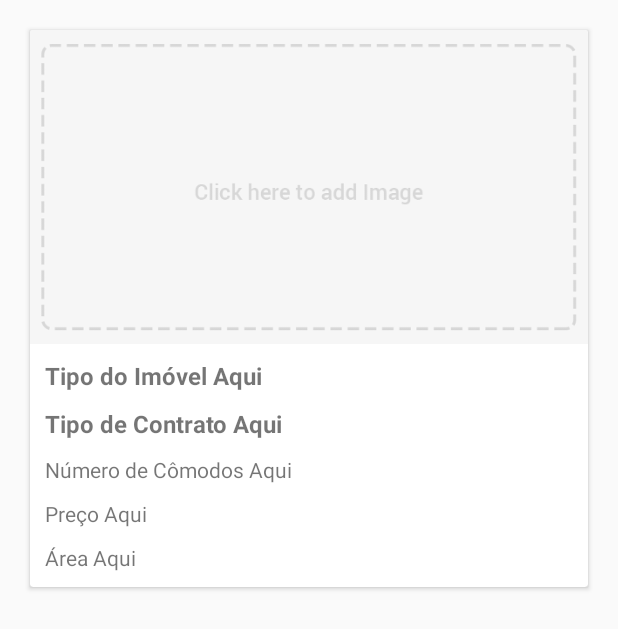
After one commit to lvbfontes/PI5_Imobiliaria, an Android app: the layout dashboard_row.xml on its own in the app's theme, with its tools: preview values and no code run, on a phone screen of 412 x 824 dp. The commit adds this screen. Shown: the top 629 px of the screen. Run offline under Robolectric (Android 15) with nearby library versions, the phone set to English and light mode, and no system bars.

```diff
--- a/app/build.gradle
+++ b/app/build.gradle
@@ -33,6 +33,7 @@ dependencies {
     compile 'com.google.firebase:firebase-database:10.2.6'
     compile 'com.google.firebase:firebase-storage:10.2.6'
     compile 'com.firebaseui:firebase-ui-database:0.4.0'
+    compile 'com.squareup.picasso:picasso:2.5.2'
     testCompile 'junit:junit:4.12'
 }
 
--- a/app/src/main/java/br/com/lvbfontes/piimobiliaria/PostActivity.java
+++ b/app/src/main/java/br/com/lvbfontes/piimobiliaria/PostActivity.java
@@ -78,7 +78,6 @@ public class PostActivity extends AppCompatActivity {
     private void startPosting() {
 
         mProgress.setMessage("Fazendo upload...");
-        mProgress.show();
 
         final String tipoImovel, comodos, valor, area, contrato;
         tipoImovel = mPostTipoImovel.getText().toString().trim();
@@ -88,6 +87,7 @@ public class PostActivity extends AppCompatActivity {
         contrato = s.getSelectedItem().toString().trim();
 
         if(!TextUtils.isEmpty(tipoImovel) && !TextUtils.isEmpty(comodos) && !TextUtils.isEmpty(valor) && !TextUtils.isEmpty(area) && !TextUtils.isEmpty(contrato) && imageUri != null) {
+            mProgress.show();
             StorageReference filepath = mStorage.child("Fotos_Imovel").child(imageUri.getLastPathSegment());
             filepath.putFile(imageUri).addOnSuccessListener(new OnSuccessListener<UploadTask.TaskSnapshot>() {
                 @Override
@@ -99,6 +99,7 @@ public class PostActivity extends AppCompatActivity {
                     newPost.child("Valor").setValue(valor);
                     newPost.child("Contrato").setValue(contrato);
                     newPost.child("Imagem").setValue(downloadUrl.toString());
+                    newPost.child("Area").setValue(area);
                     //newPost.child("UserId").setValue(FirebaseAuth.getCurrentUser());
 
                     mProgress.dismiss();
@@ -106,6 +107,8 @@ public class PostActivity extends AppCompatActivity {
                     startActivity(new Intent(PostActivity.this, DashboardActivity.class));
                 }
             });
+        } else {
+            Toast.makeText(PostActivity.this, R.string.toastPostActivity, Toast.LENGTH_SHORT).show();
         }
     }
 
--- a/app/src/main/res/layout/activity_dashboard.xml
+++ b/app/src/main/res/layout/activity_dashboard.xml
@@ -1,6 +1,5 @@
 <?xml version="1.0" encoding="utf-8"?>
 <RelativeLayout xmlns:android="http://schemas.android.com/apk/res/android"
-    xmlns:app="http://schemas.android.com/apk/res-auto"
     xmlns:tools="http://schemas.android.com/tools"
     android:layout_width="match_parent"
     android:layout_height="match_parent"
@@ -8,5 +7,8 @@
     android:paddingRight="@dimen/activity_horizontal_margin"
     tools:context="br.com.lvbfontes.piimobiliaria.DashboardActivity">
 
-
+    <android.support.v7.widget.RecyclerView
+        android:id="@+id/listaDashboard"
+        android:layout_width="match_parent"
+        android:layout_height="match_parent"></android.support.v7.widget.RecyclerView>
 </RelativeLayout>
--- a/app/src/main/res/layout/activity_post.xml
+++ b/app/src/main/res/layout/activity_post.xml
@@ -9,6 +9,7 @@
     tools:context="br.com.lvbfontes.piimobiliaria.PostActivity">
 
     <ImageButton
+        android:contentDescription="@string/imgButtonDesc"
         android:id="@+id/imgButtonImagem"
         android:layout_width="match_parent"
         android:layout_height="wrap_content"
@@ -23,9 +24,9 @@
         android:layout_height="wrap_content"
         android:layout_alignParentStart="true"
         android:layout_centerVertical="true"
-        android:autoText="false"
+        android:layout_below="@+id/spinnerDashboardContrato"
         android:ems="10"
-        android:inputType="textPersonName"
+        android:inputType="textCapWords"
         android:hint="@string/hintTipoImovel" />
 
     <EditText
--- /dev/null
+++ b/app/src/main/res/layout/dashboard_row.xml
@@ -0,0 +1,69 @@
+<?xml version="1.0" encoding="utf-8"?>
+<android.support.v7.widget.CardView xmlns:android="http://schemas.android.com/apk/res/android"
+    xmlns:app="http://schemas.android.com/apk/res-auto"
+    android:layout_width="match_parent" android:layout_height="wrap_content"
+    android:layout_margin="20dp">
+
+    <LinearLayout
+        android:layout_width="match_parent"
+        android:layout_height="wrap_content"
+        android:orientation="vertical">
+
+        <ImageView
+            android:id="@+id/dashImage"
+            android:layout_width="match_parent"
+            android:layout_height="wrap_content"
+            android:adjustViewBounds="true"
+            android:scaleType="centerCrop"
+            app:srcCompat="@mipmap/add_btn" />
+
+        <TextView
+            android:id="@+id/dashTipoImovel"
+            android:layout_width="match_parent"
+            android:layout_height="wrap_content"
+            android:padding="10dp"
+            android:text="Tipo do Imóvel Aqui"
+            android:textSize="16dp"
+            android:textStyle="bold" />
+
+        <TextView
+            android:id="@+id/dashContrato"
+            android:layout_width="match_parent"
+            android:layout_height="wrap_content"
+            android:paddingBottom="10dp"
+            android:paddingLeft="10dp"
+            android:paddingRight="10dp"
+            android:text="Tipo de Contrato Aqui"
+            android:textSize="16dp"
+            android:textStyle="bold" />
+
+        <TextView
+            android:id="@+id/dashComodos"
+            android:layout_width="match_parent"
+            android:layout_height="wrap_content"
+            android:paddingBottom="10dp"
+            android:paddingLeft="10dp"
+            android:paddingRight="10dp"
+            android:text="Número de Cômodos Aqui" />
+
+        <TextView
+            android:id="@+id/dashPreco"
+            android:layout_width="match_parent"
+            android:layout_height="wrap_content"
+            android:paddingBottom="10dp"
+            android:paddingLeft="10dp"
+            android:paddingRight="10dp"
+            android:text="Preço Aqui" />
+
+        <TextView
+            android:id="@+id/dashArea"
+            android:layout_width="match_parent"
+            android:layout_height="wrap_content"
+            android:paddingBottom="10dp"
+            android:paddingLeft="10dp"
+            android:paddingRight="10dp"
+            android:text="Área Aqui" />
+
+    </LinearLayout>
+
+</android.support.v7.widget.CardView>
--- a/app/src/main/res/values/strings.xml
+++ b/app/src/main/res/values/strings.xml
@@ -38,6 +38,7 @@
     <string name="hintPreco">Valor</string>
     <string name="hintArea">Área</string>
     <string name="btnSalvar">Salvar!</string>
+    <string name="imgButtonDesc">Adicionar Imagem</string>
 
     <string-array name="listaIdiomas">
         <item>Português</item>
@@ -72,4 +73,5 @@
         <item>3000m²</item>
         <item>4000m²</item>
     </string-array>
+    <string name="toastPostActivity">Nenhum campo deve ficar em branco!</string>
 </resources>
```
Also changed, not shown: app/src/main/java/br/com/lvbfontes/piimobiliaria/DashboardActivity.java (+79 -5 lines), app/src/main/java/br/com/lvbfontes/piimobiliaria/Modelo/Imovel.java (added, +76 -0 lines), 4 other files.
